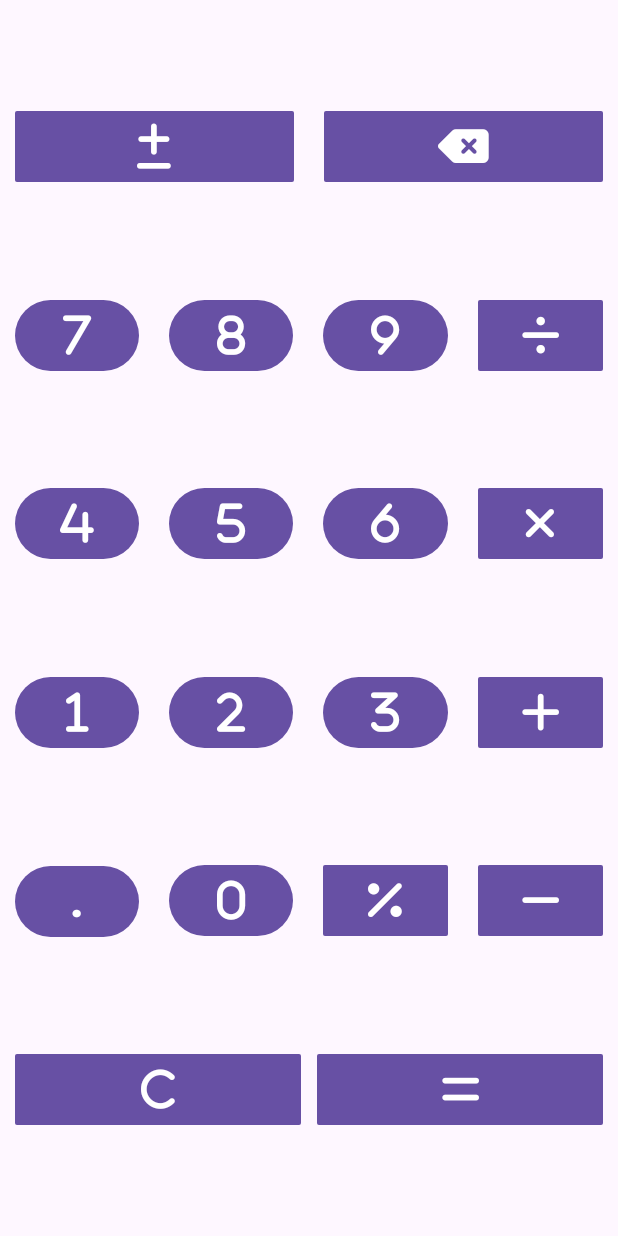
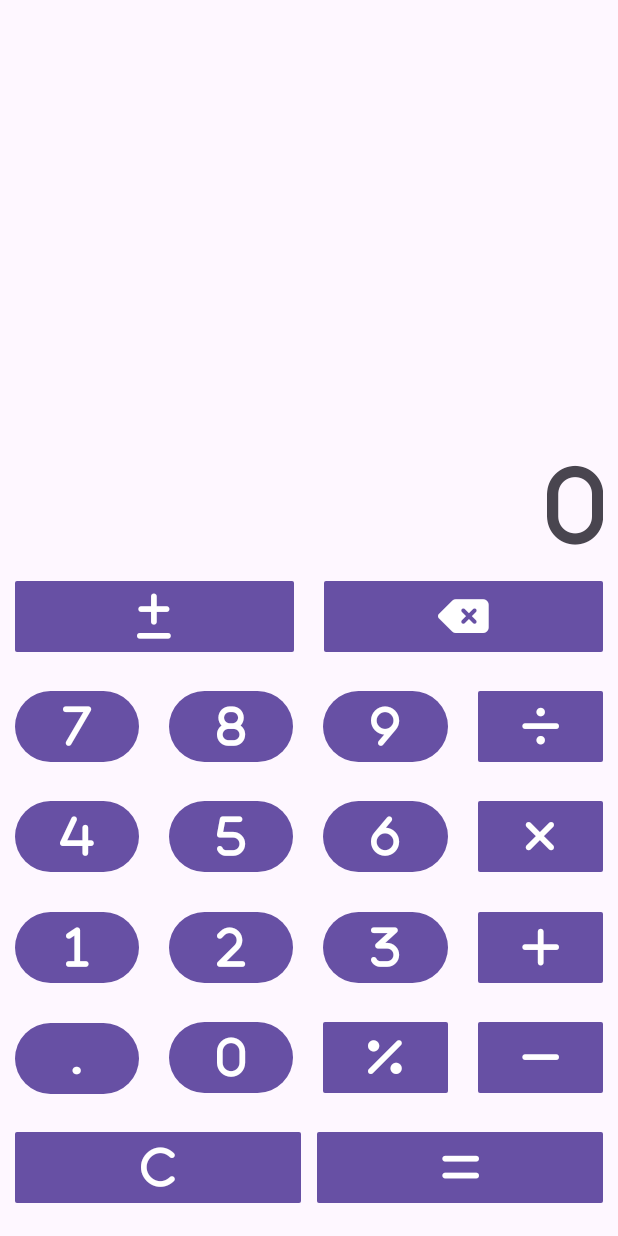
Before and after one commit to AkshitMoudgil/COMP3025_ASSIGNMENT1, an Android app: the screen it shows after launch (MainActivity), on a phone screen of 412 x 824 dp. Run offline under Robolectric (Android 15) with nearby library versions, the phone set to English and light mode, and no system bars.

Commit message:
added result row of calculator

```diff
--- a/app/src/main/res/layout/activity_main.xml
+++ b/app/src/main/res/layout/activity_main.xml
@@ -8,6 +8,32 @@
     tools:context=".MainActivity">
 
     <LinearLayout
+        android:id="@+id/resultRow"
+        android:layout_width="match_parent"
+        android:layout_height="wrap_content"
+        android:orientation="horizontal"
+        app:layout_constraintBottom_toBottomOf="parent"
+        app:layout_constraintEnd_toEndOf="parent"
+        app:layout_constraintStart_toStartOf="parent"
+        app:layout_constraintTop_toTopOf="parent"
+        app:layout_constraintVertical_bias="0.4">
+
+
+        <TextView
+            android:id="@+id/resultTextView"
+            android:layout_width="match_parent"
+            android:layout_height="@dimen/result_size"
+            android:layout_marginStart="@dimen/margin_x"
+            android:layout_marginEnd="@dimen/margin_x"
+            android:fontFamily="@font/fa_solid_900"
+            android:gravity="end"
+            android:paddingTop="@dimen/padding_y"
+            android:paddingEnd="@dimen/padding_y"
+            android:text="0"
+            android:textSize="@dimen/result_text" />
+    </LinearLayout>
+
+    <LinearLayout
         android:id="@+id/sixthRow"
         android:layout_width="match_parent"
         android:layout_height="wrap_content"
@@ -15,7 +41,7 @@
         app:layout_constraintBottom_toTopOf="@id/fifthRow"
         app:layout_constraintEnd_toEndOf="parent"
         app:layout_constraintStart_toStartOf="parent"
-        app:layout_constraintTop_toTopOf="parent">
+        app:layout_constraintTop_toBottomOf="@id/resultRow">
 
         <Button
             android:id="@+id/plusMinusButton"
--- a/app/src/main/res/values/dimens.xml
+++ b/app/src/main/res/values/dimens.xml
@@ -5,6 +5,9 @@
     <dimen name="margin_x_row1">5dp</dimen>
     <dimen name="margin_x">10dp</dimen>
     <dimen name="padding_x">0dp</dimen>
+    <dimen name="padding_y">0dp</dimen>
+    <dimen name="result_size">60dp</dimen>
+    <dimen name="result_text">60sp</dimen>
 
 
 </resources>
```
